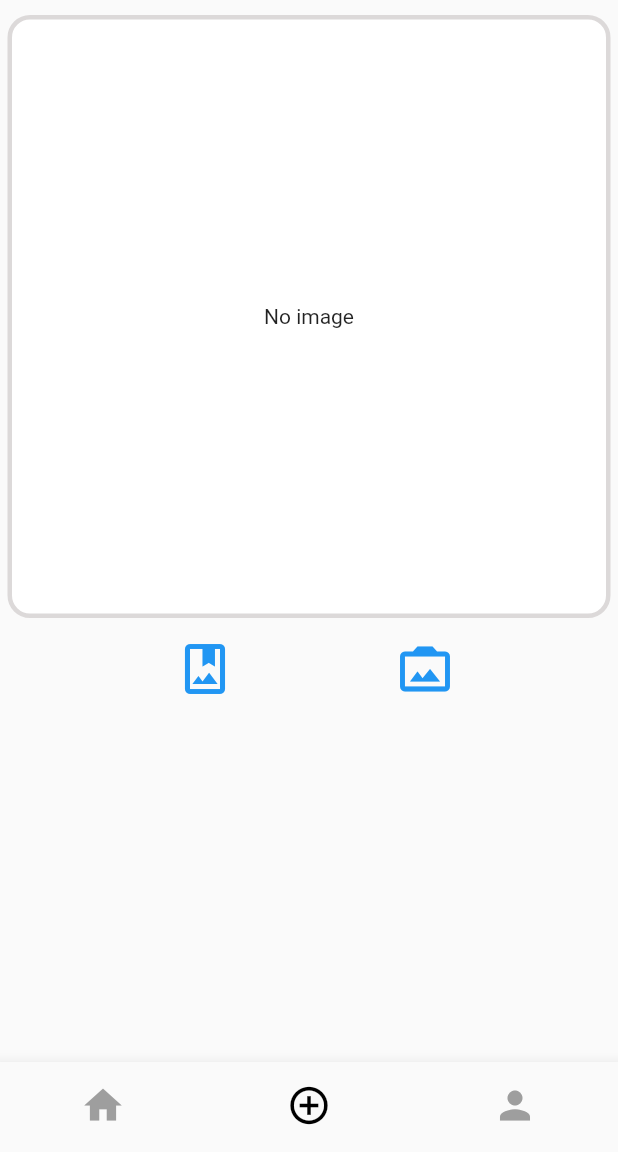
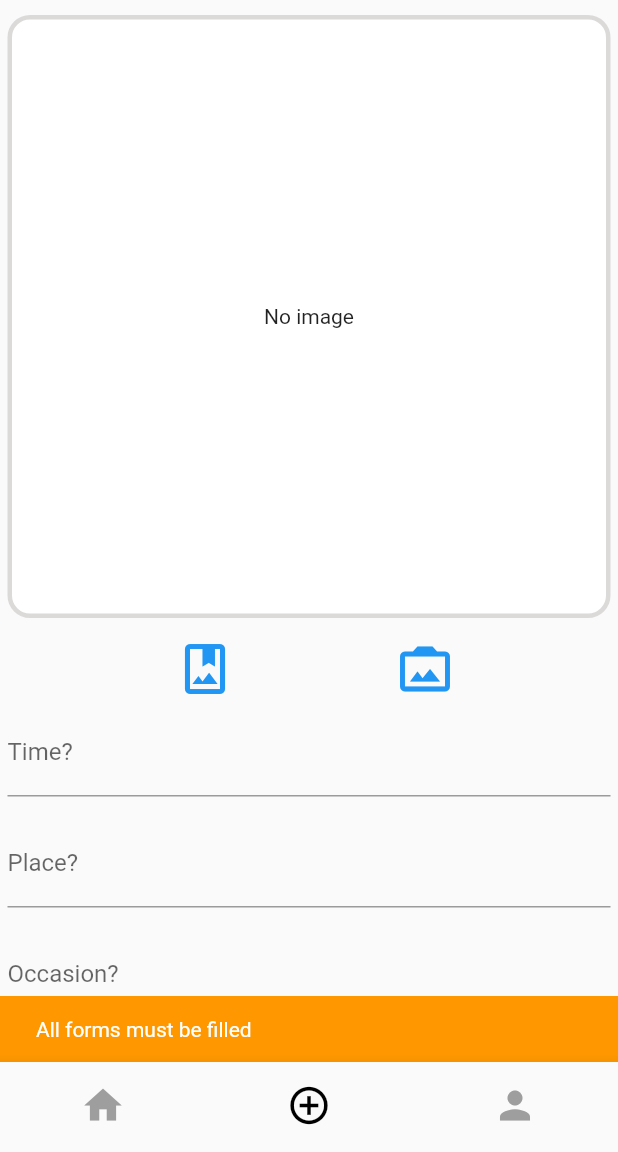
Before and after one commit to sangohkim/newbie_project_alvin, a Flutter app: the screen it shows once a user with an empty profile is signed in, item 2 of the bottom bar chosen, after a tap on the "check" icon, on a phone screen of 412 x 824 dp, the part 84-1236 px from its top. Run offline on Flutter 3.47's test engine with Material 2 defaults, Android fonts, the phone set to English and light mode, and no system bars; our stand-ins replace cloud_firestore, firebase_auth, firebase_core, image_picker; missing offline and left inert: flutterfire_ui; accounts and stored records are empty.

Commit message:
게시글 등록 기능 거의 완성

```diff
--- a/tposhare/lib/body_Polls.dart
+++ b/tposhare/lib/body_Polls.dart
@@ -1,183 +1,8 @@
-// import 'dart:io';
-// import 'dart:async';
-
-// import 'package:flutter/material.dart';
-// import 'package:image_picker/image_picker.dart';
-
-// class bodyPolls extends StatefulWidget {
-//   const bodyPolls({Key? key}) : super(key: key);
-//   @override
-//   State<bodyPolls> createState() => _bodyPollsState();
-// }
-
-// class _bodyPollsState extends State<bodyPolls> {
-//   //final _formKey = GlobalKey<FormState>();
-
-//   String? inputTime = '';
-//   String? inputPlace = '';
-//   String? inputOccasion = '';
-//   bool isImageUploaded = false;
-
-//   XFile? _image;
-
-//   void _setImageFileFromFile(XFile? value) {
-//     _image = value != null ? value : null;
-//   }
-
-//   dynamic _pickImageError;
-//   String? _retrieveDataError;
-
-//   final ImagePicker _picker = ImagePicker();
-
-//   Future<void> _onImageButtonPressed(ImageSource source,
-//       {BuildContext? context}) async {
-//     try {
-//       final XFile? pickedFile = await _picker.pickImage(
-//         source: source,
-//         maxWidth: 650,
-//         maxHeight: 350,
-//       );
-//       setState() {
-//         _setImageFileFromFile(pickedFile);
-//       }
-//     } catch (e) {
-//       setState(() {
-//         _pickImageError = e;
-//       });
-//     }
-//   }
-
-//   Widget _previewImages() {
-//     final Text? retrieveError = _getRetrieveErrorWidget();
-//     if (retrieveError != null) {
-//       return retrieveError;
-//     }
-//     print("IMAGE");
-//     if (_image != null) {
-//       print("IMAGE EXISTED");
-//       return Container(
-//         height: MediaQuery.of(context).size.width - 10,
-//         width: MediaQuery.of(context).size.width - 10,
-//         child: Image.file(File(_image!.path)),
-//       );
-//     } else if (_pickImageError != null) {
-//       return Text(
-//         'Pick image error: $_pickImageError',
-//         textAlign: TextAlign.center,
-//       );
-//     } else {
-//       return const Text(
-//         'You have not yet picked an image.',
-//         textAlign: TextAlign.center,
-//       );
-//     }
-//   }
-
-//   Future<void> retrieveLostData() async {
-//     final LostDataResponse response = await _picker.retrieveLostData();
-//     if (response.isEmpty) {
-//       return;
-//     }
-//     if (response.file != null) {
-//       setState(() {
-//         if (response.files == null) {
-//           _setImageFileFromFile(response.file);
-//         } else {
-//           _image = response.files![0];
-//         }
-//       });
-//     } else {
-//       _retrieveDataError = response.exception!.code;
-//     }
-//   }
-
-//   @override
-//   Widget build(BuildContext context) {
-//     return Scaffold(
-//       appBar: AppBar(
-//         backgroundColor: Colors.white,
-//         elevation: 0,
-//         title: Text(
-//           'TPOSHARE',
-//           style: TextStyle(
-//             color: Colors.black,
-//             fontWeight: FontWeight.bold,
-//             fontSize: 20,
-//           ),
-//         ),
-//       ),
-//       body: Center(
-//         child: FutureBuilder<void>(
-//           future: retrieveLostData(),
-//           builder: (BuildContext context, AsyncSnapshot<void> snapshot) {
-//             switch (snapshot.connectionState) {
-//               case ConnectionState.none:
-//               case ConnectionState.waiting:
-//                 return const Text(
-//                   'You have not yet picked an image.',
-//                   textAlign: TextAlign.center,
-//                 );
-//               case ConnectionState.done:
-//                 return _previewImages();
-//               default:
-//                 if (snapshot.hasError) {
-//                   return Text(
-//                     'Pick image/video error: ${snapshot.error}}',
-//                     textAlign: TextAlign.center,
-//                   );
-//                 } else {
-//                   return const Text(
-//                     'You have not yet picked an image.....',
-//                     textAlign: TextAlign.center,
-//                   );
-//                 }
-//             }
-//           },
-//         ),
-//       ),
-//       floatingActionButton: Column(
-//         mainAxisAlignment: MainAxisAlignment.end,
-//         children: <Widget>[
-//           Padding(
-//             padding: const EdgeInsets.only(top: 1.0),
-//             child: FloatingActionButton(
-//               onPressed: () {
-//                 _onImageButtonPressed(ImageSource.gallery, context: context);
-//               },
-//               heroTag: 'image0',
-//               tooltip: 'Pick Image from gallery',
-//               child: const Icon(Icons.photo),
-//             ),
-//           ),
-//           Padding(
-//             padding: const EdgeInsets.only(top: 16.0),
-//             child: FloatingActionButton(
-//               onPressed: () {
-//                 _onImageButtonPressed(ImageSource.camera, context: context);
-//               },
-//               heroTag: 'image2',
-//               tooltip: 'Take a Photo',
-//               child: const Icon(Icons.camera_alt),
-//             ),
-//           ),
-//         ],
-//       ),
-//     );
-//   }
-
-//   Text? _getRetrieveErrorWidget() {
-//     if (_retrieveDataError != null) {
-//       final Text result = Text(_retrieveDataError!);
-//       _retrieveDataError = null;
-//       return result;
-//     }
-//     return null;
-//   }
-// }
-
 import 'dart:io';
 import 'package:flutter/material.dart';
 import 'package:image_picker/image_picker.dart';
+import 'package:firebase_auth/firebase_auth.dart';
+import 'package:cloud_firestore/cloud_firestore.dart';
 
 class bodyPolls extends StatefulWidget {
   bodyPolls({Key? key}) : super(key: key);
@@ -188,6 +13,12 @@ class bodyPolls extends StatefulWidget {
 class _bodyPollsState extends State<bodyPolls> {
   @override
   var userImage;
+
+  String? userTime;
+  String? userPlace;
+  String? userOccasion;
+
+  final _authentication = FirebaseAuth.instance;
 
   Widget build(BuildContext context) {
     return Scaffold(
@@ -203,8 +34,22 @@ class _bodyPollsState extends State<bodyPolls> {
         actions: [
           IconButton(
             icon: Icon(Icons.check_outlined, color: Colors.blue, size: 35),
-            onPressed: () {
-              print('Clicked');
+            onPressed: () async {
+              // Firestore 데이터 저장을 위해 비동기 방식
+              // 이미지와 텍스트가 유효한지 확인하는 코드
+              if (userImage == null ||
+                  userTime!.isEmpty ||
+                  userPlace!.isEmpty ||
+                  userOccasion!.isEmpty) {
+                ScaffoldMessenger.of(context).showSnackBar(
+                  SnackBar(
+                    content: Text('All forms must be filled'),
+                    backgroundColor: Colors.orange,
+                  ),
+                );
+              } else {
+                // 모든 입력이 유효할 때(나중에 추가하기)
+              }
             },
           ),
         ],
@@ -212,6 +57,7 @@ class _bodyPollsState extends State<bodyPolls> {
       body: SingleChildScrollView(
         child: Column(
           children: [
+            // image나오는 컨테이너
             Container(
               margin: EdgeInsets.only(top: 10),
               decoration: BoxDecoration(
@@ -228,6 +74,7 @@ class _bodyPollsState extends State<bodyPolls> {
                   ? Center(child: Text('No image'))
                   : Image.file(userImage),
             ),
+            // 갤러리, 카메라 버튼 나오는 컨테이너
             Container(
               width: MediaQuery.of(context).size.width - 10,
               margin: EdgeInsets.symmetric(horizontal: 10.0),
@@ -280,6 +127,75 @@ class _bodyPollsState extends State<bodyPolls> {
                 ],
               ),
             ),
+            // TPO입력하는 칸
+            Container(
+              width: MediaQuery.of(context).size.width - 10,
+              height: 350,
+              child: Column(
+                children: [
+                  TextFormField(
+                    key: ValueKey(11),
+                    validator: (value) {
+                      if (value!.isEmpty) {
+                        return 'Contents should exists';
+                      }
+                      return null;
+                    },
+                    decoration: InputDecoration(
+                      labelText: 'Time?',
+                    ),
+                    onSaved: (value) {
+                      userTime = value!;
+                    },
+                    onChanged: (value) {
+                      userTime = value;
+                    },
+                  ),
+                  SizedBox(
+                    height: 15,
+                  ),
+                  TextFormField(
+                    key: ValueKey(12),
+                    decoration: InputDecoration(
+                      labelText: 'Place?',
+                    ),
+                    validator: (value) {
+                      if (value!.isEmpty) {
+                        return 'Contents should exists';
+                      }
+                      return null;
+                    },
+                    onSaved: (value) {
+                      userPlace = value!;
+                    },
+                    onChanged: (value) {
+                      userPlace = value;
+                    },
+                  ),
+                  SizedBox(
+                    height: 15,
+                  ),
+                  TextFormField(
+                    key: ValueKey(13),
+                    decoration: InputDecoration(
+                      labelText: 'Occasion?',
+                    ),
+                    validator: (value) {
+                      if (value!.isEmpty) {
+                        return 'Contents should exists';
+                      }
+                      return null;
+                    },
+                    onSaved: (value) {
+                      userOccasion = value!;
+                    },
+                    onChanged: (value) {
+                      userOccasion = value;
+                    },
+                  ),
+                ],
+              ),
+            ),
           ],
         ),
       ),
```
